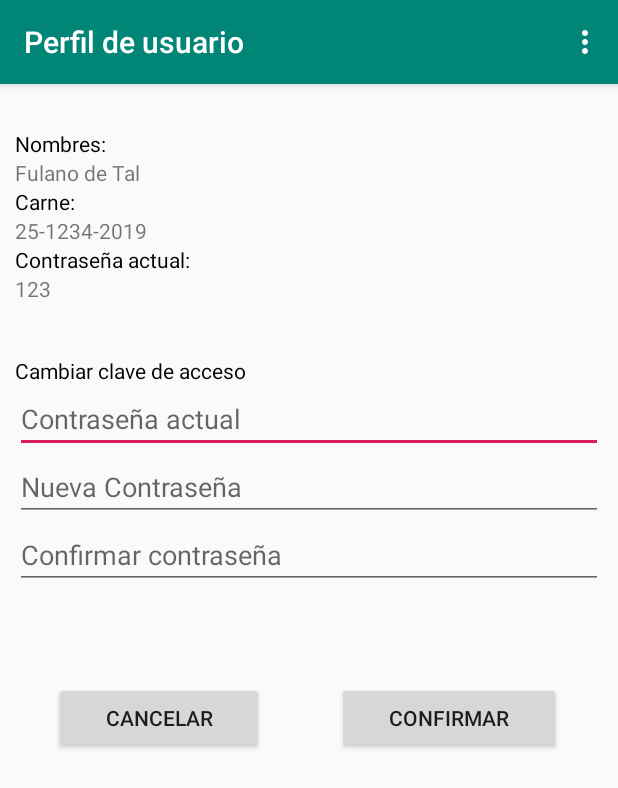
After one commit to DesKevinMendez/control-estacionamiento-utec-android, an Android app: the perfilEstudiante screen opened directly, with no data from a screen before it, on a phone screen of 412 x 824 dp. The commit adds this screen. Shown: the top 788 px of the screen. Run offline under Robolectric (Android 15) with nearby library versions, the phone set to English and light mode, and no system bars.

Commit message:
estadiante 2.0

```diff
--- a/app/src/main/AndroidManifest.xml
+++ b/app/src/main/AndroidManifest.xml
@@ -9,7 +9,9 @@
         android:roundIcon="@mipmap/ic_launcher_round"
         android:supportsRtl="true"
         android:theme="@style/AppTheme">
-        <activity android:name=".MainActivity"></activity>
+        <activity android:name=".Estudiante.perfilEstudiante"></activity>
+        <activity android:name=".Estudiante.inicioEstudiante" />
+        <activity android:name=".MainActivity" />
         <activity
             android:name=".ui.login.LoginActivity"
             android:label="@string/app_name">
--- /dev/null
+++ b/app/src/main/java/com/example/control_estacionamiento_utec_electiva_i/Estudiante/perfilEstudiante.java
@@ -0,0 +1,69 @@
+package com.example.control_estacionamiento_utec_electiva_i.Estudiante;
+
+import androidx.appcompat.app.AppCompatActivity;
+
+import android.content.Intent;
+import android.os.Bundle;
+import android.view.Menu;
+import android.view.MenuItem;
+import android.view.View;
+import android.widget.Button;
+
+import com.example.control_estacionamiento_utec_electiva_i.R;
+import com.example.control_estacionamiento_utec_electiva_i.ui.login.LoginActivity;
+
+public class perfilEstudiante extends AppCompatActivity {
+    Button btnCancelar, btnConfirmar;
+    @Override
+    protected void onCreate(Bundle savedInstanceState) {
+        super.onCreate(savedInstanceState);
+        setContentView(R.layout.activity_perfil_estudiante);
+        setTitle("Perfil de usuario");
+
+        btnCancelar = findViewById(R.id.btnCancelar);
+        btnConfirmar = findViewById(R.id.btnConfirmar);
+
+        btnCancelar.setOnClickListener(new View.OnClickListener() {
+            @Override
+            public void onClick(View v) {
+                Intent inicio = new Intent(getApplicationContext(), inicioEstudiante.class);
+                startActivity(inicio);
+            }
+        });
+
+        btnConfirmar.setOnClickListener(new View.OnClickListener() {
+            @Override
+            public void onClick(View v) {
+                Intent cerrar = new Intent(getApplicationContext(), LoginActivity.class);
+                startActivity(cerrar);
+            }
+        });
+    }
+
+
+
+
+    public boolean onCreateOptionsMenu(Menu menu){
+        getMenuInflater().inflate(R.menu.menu,menu);
+        return true;
+    }
+
+    public boolean onOptionsItemSelected(MenuItem item){
+        int id = item.getItemId();
+
+        if (id == R.id.idInicio){
+            Intent inicio = new Intent(getApplicationContext(), inicioEstudiante.class);
+            startActivity(inicio);
+
+        } else if(id == R.id.idPerfil){
+            Intent perfil = new Intent(getApplicationContext(), perfilEstudiante.class);
+            startActivity(perfil);
+
+        } else if(id == R.id.idFin){
+            Intent login = new Intent(getApplicationContext(), LoginActivity.class);
+            startActivity(login);
+        }
+        return super.onOptionsItemSelected(item);
+    }
+
+}
--- a/app/src/main/java/com/example/control_estacionamiento_utec_electiva_i/ui/login/LoginActivity.java
+++ b/app/src/main/java/com/example/control_estacionamiento_utec_electiva_i/ui/login/LoginActivity.java
@@ -23,10 +23,8 @@ import android.widget.ProgressBar;
 import android.widget.TextView;
 import android.widget.Toast;
 
-import com.example.control_estacionamiento_utec_electiva_i.MainActivity;
 import com.example.control_estacionamiento_utec_electiva_i.R;
-import com.example.control_estacionamiento_utec_electiva_i.ui.login.LoginViewModel;
-import com.example.control_estacionamiento_utec_electiva_i.ui.login.LoginViewModelFactory;
+import com.example.control_estacionamiento_utec_electiva_i.Estudiante.inicioEstudiante;
 
 public class LoginActivity extends AppCompatActivity {
 
@@ -73,7 +71,7 @@ public class LoginActivity extends AppCompatActivity {
                 if (loginResult.getSuccess() != null) {
                     updateUiWithUser(loginResult.getSuccess());
                 }
-                Intent i = new Intent(getApplicationContext(), MainActivity.class);
+                Intent i = new Intent(getApplicationContext(), inicioEstudiante.class);
                 startActivity(i);
                 setResult(Activity.RESULT_OK);
 
--- /dev/null
+++ b/app/src/main/res/layout/activity_perfil_estudiante.xml
@@ -0,0 +1,134 @@
+<?xml version="1.0" encoding="utf-8"?>
+<androidx.constraintlayout.widget.ConstraintLayout xmlns:android="http://schemas.android.com/apk/res/android"
+    xmlns:app="http://schemas.android.com/apk/res-auto"
+    xmlns:tools="http://schemas.android.com/tools"
+    android:layout_width="match_parent"
+    android:layout_height="match_parent"
+    tools:context=".Estudiante.perfilEstudiante">
+
+    <LinearLayout
+        android:id="@+id/linearLayout"
+        android:layout_width="match_parent"
+        android:layout_height="wrap_content"
+        android:orientation="vertical"
+        tools:layout_editor_absoluteX="29dp"
+        tools:layout_editor_absoluteY="55dp">
+
+        <LinearLayout
+            android:layout_width="match_parent"
+            android:layout_height="wrap_content"
+            android:layout_marginTop="20dp"
+            android:orientation="vertical"
+            android:paddingLeft="10dp"
+            android:paddingTop="10dp"
+            android:paddingRight="10dp"
+            android:paddingBottom="10dp">
+
+            <TextView
+                android:id="@+id/textView9"
+                android:layout_width="match_parent"
+                android:layout_height="wrap_content"
+                android:text="Nombres:"
+                android:textColor="#000" />
+
+            <TextView
+                android:id="@+id/textView10"
+                android:layout_width="match_parent"
+                android:layout_height="wrap_content"
+                android:text="Fulano de Tal" />
+
+            <TextView
+                android:id="@+id/textView11"
+                android:layout_width="match_parent"
+                android:layout_height="wrap_content"
+                android:text="Carne:"
+                android:textColor="#000" />
+
+            <TextView
+                android:id="@+id/textView12"
+                android:layout_width="match_parent"
+                android:layout_height="wrap_content"
+                android:text="25-1234-2019" />
+
+            <TextView
+                android:id="@+id/textView14"
+                android:layout_width="match_parent"
+                android:layout_height="wrap_content"
+                android:text="Contraseña actual:"
+                android:textColor="#000" />
+
+            <TextView
+                android:id="@+id/textView15"
+                android:layout_width="match_parent"
+                android:layout_height="wrap_content"
+                android:text="123" />
+        </LinearLayout>
+
+        <LinearLayout
+            android:layout_width="match_parent"
+            android:layout_height="wrap_content"
+            android:layout_marginTop="15dp"
+            android:orientation="vertical"
+            android:paddingLeft="10dp"
+            android:paddingTop="10dp"
+            android:paddingRight="10dp"
+            android:paddingBottom="10dp">
+
+            <TextView
+                android:id="@+id/textView13"
+                android:layout_width="match_parent"
+                android:layout_height="wrap_content"
+                android:text="Cambiar clave de acceso"
+                android:textColor="#000" />
+
+            <EditText
+                android:id="@+id/editText"
+                android:layout_width="match_parent"
+                android:layout_height="wrap_content"
+                android:ems="10"
+                android:hint="Contraseña actual"
+                android:inputType="textPassword" />
+
+            <EditText
+                android:id="@+id/editText2"
+                android:layout_width="match_parent"
+                android:layout_height="wrap_content"
+                android:ems="10"
+                android:hint="Nueva Contraseña"
+                android:inputType="textPassword" />
+
+            <EditText
+                android:id="@+id/editText3"
+                android:layout_width="match_parent"
+                android:layout_height="wrap_content"
+                android:ems="10"
+                android:hint="Confirmar contraseña"
+                android:inputType="textPassword" />
+
+        </LinearLayout>
+    </LinearLayout>
+
+    <Button
+        android:id="@+id/btnConfirmar"
+        android:layout_width="149dp"
+        android:layout_height="48dp"
+        android:layout_marginStart="8dp"
+        android:layout_marginTop="52dp"
+        android:layout_marginEnd="8dp"
+        android:text="Confirmar"
+        app:layout_constraintEnd_toEndOf="parent"
+        app:layout_constraintHorizontal_bias="0.571"
+        app:layout_constraintStart_toEndOf="@+id/btnCancelar"
+        app:layout_constraintTop_toBottomOf="@+id/linearLayout" />
+
+    <Button
+        android:id="@+id/btnCancelar"
+        android:layout_width="140dp"
+        android:layout_height="48dp"
+        android:layout_marginStart="36dp"
+        android:layout_marginTop="52dp"
+        android:text="Cancelar"
+        app:layout_constraintStart_toStartOf="parent"
+        app:layout_constraintTop_toBottomOf="@+id/linearLayout" />
+
+</androidx.constraintlayout.widget.ConstraintLayout>
--- /dev/null
+++ b/app/src/main/res/menu/menu.xml
@@ -0,0 +1,13 @@
+<?xml version="1.0" encoding="utf-8"?>
+<menu xmlns:android="http://schemas.android.com/apk/res/android">
+
+    <item
+        android:id="@+id/idInicio"
+        android:title="Inicio" />
+    <item
+        android:id="@+id/idPerfil"
+        android:title="Ver perfil" />
+    <item
+        android:id="@+id/idFin"
+        android:title="Cerrrar sesion " />
+</menu>
```
Also changed, not shown: app/src/main/java/com/example/control_estacionamiento_utec_electiva_i/Estudiante/inicioEstudiante.java (added, +49 -0 lines), app/src/main/res/layout/activity_inicio_estudiante.xml (added, +91 -0 lines).
